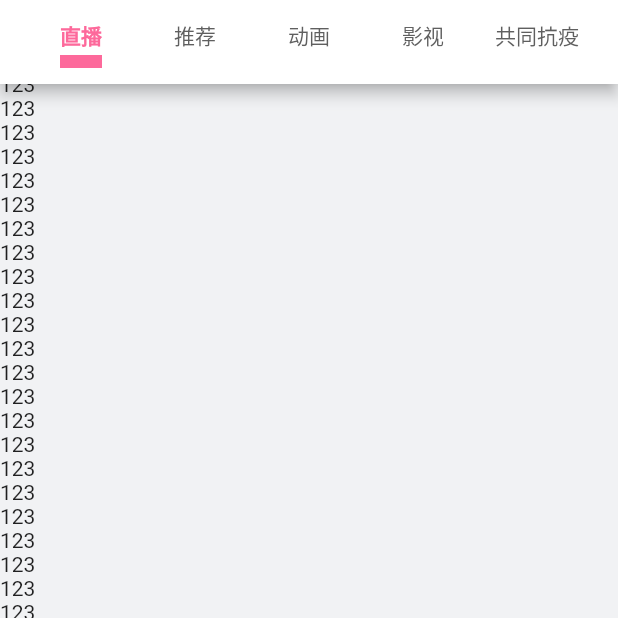
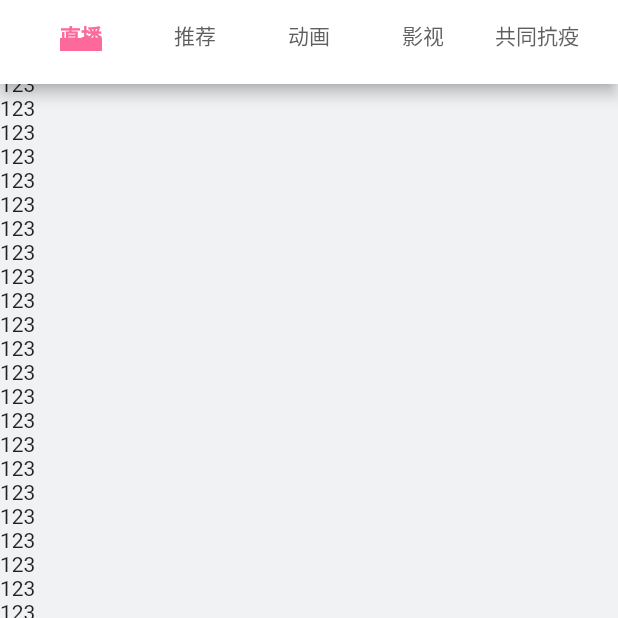
Before and after one commit to wangyangjunwangyangjun/flutter_bilibili, a Flutter app: the screen it shows after launch, scrolled down 112 dp, on a phone screen of 412 x 824 dp, the top half of it. Run offline on Flutter 3.47's test engine with Material 2 defaults, Android fonts, the phone set to English and light mode, and no system bars; network calls fail.

Commit message:
home这儿加了些注释

```diff
--- a/lib/ui/pages/home/home.dart
+++ b/lib/ui/pages/home/home.dart
@@ -10,8 +10,7 @@ class HYHomeScreen extends StatelessWidget {
   @override
   Widget build(BuildContext context) {
     return Scaffold(
-      body: SafeArea(
-          //防止被手机顶部栏遮挡
+      body: SafeArea( //防止被遮挡
           child: HYHomeContent()),
     );
   }
--- a/lib/ui/pages/home/home_content.dart
+++ b/lib/ui/pages/home/home_content.dart
@@ -8,12 +8,16 @@ class HYHomeContent extends StatefulWidget {
 }
 
 class _HYHomeContentState extends State<HYHomeContent> {
-  final String userLogo = "https://i1.hdslb.com/bfs/face/50ca9a7c8c8f11a007510c0e0a7eaea1c8167c54.jpg@240w_240h_1c_1s.webp";
+  final String userLogo =
+      "https://i1.hdslb.com/bfs/face/50ca9a7c8c8f11a007510c0e0a7eaea1c8167c54.jpg@240w_240h_1c_1s.webp";
+
   @override
   Widget build(BuildContext context) {
     return DefaultTabController(
-        length: tabTitle.length,
+        //DefaultTabController用于tabbar和tabbarView
+        length: tabTitle.length, //设置几个tabBarItem
         child: NestedScrollView(
+            //上划
             headerSliverBuilder: (ctx, innerBoxIsScrolled) {
               return [
                 SliverAppBar(
@@ -32,6 +36,7 @@ class _HYHomeContentState extends State<HYHomeContent> {
   }
 }
 
+//圆形图标
 Widget buildHomeUserIcon(String userLogo) {
   return Container(
     alignment: Alignment.centerRight,
@@ -41,6 +46,7 @@ Widget buildHomeUserIcon(String userLogo) {
   );
 }
 
+//搜索
 Widget buildHomeSearch() {
   return Row(
     children: [
@@ -51,7 +57,7 @@ Widget buildHomeSearch() {
               padding: EdgeInsets.only(left: 18.px, top: 10.px, bottom: 10.px),
               child: Image.asset("assets/image/icon/search_custom.png")),
           height: 35.px,
-          decoration: BoxDecoration(
+          decoration: BoxDecoration(  //圆角
               color: Color.fromRGBO(242, 243, 245, 1),
               borderRadius: BorderRadius.circular(180.px)),
         ),
@@ -79,6 +85,7 @@ List<Widget> buildHomeActions() {
   ];
 }
 
+//直播、推荐那个几个item的tabbar
 TabBar buildHomeTabBar() {
   return TabBar(
     tabs: tabTitle.map((e) => Tab(text: e)).toList(),
@@ -90,11 +97,11 @@ TabBar buildHomeTabBar() {
     unselectedLabelStyle: TextStyle(fontWeight: FontWeight.normal),
     indicatorWeight: 4.px,
     labelPadding: EdgeInsets.zero,
-    padding: EdgeInsets.zero,
-    indicatorPadding: EdgeInsets.symmetric(vertical: 10),
+    indicatorPadding: EdgeInsets.only(bottom: 10.px),
   );
 }
 
+//home中主要显示的内容，与tabBar对应
 Widget buildHomeTabBarView() {
   return TabBarView(
     children: tabTitle.map((e) {
```
